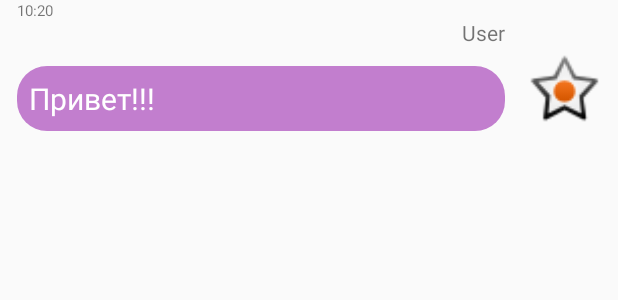
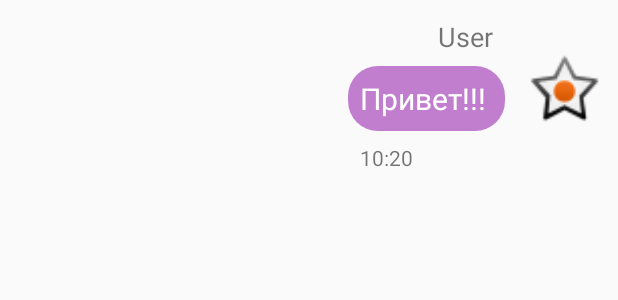
Before and after one commit to neeromeero/voice-assistant, an Android app: the layout user_message.xml on its own in the app's theme, with its tools: preview values and no code run, on a phone screen of 412 x 824 dp. Shown: the top 300 px of the screen. Run offline under Robolectric (Android 15) with nearby library versions, the phone set to English and light mode, and no system bars.

Commit message:
есть разделение на юзера и ассистента в чате +интерфейс

```diff
--- a/app/src/main/res/layout/user_message.xml
+++ b/app/src/main/res/layout/user_message.xml
@@ -17,7 +17,7 @@
 
     <TextView
         android:id="@+id/messageText"
-        android:layout_width="325dp"
+        android:layout_width="wrap_content"
         android:layout_height="wrap_content"
         android:layout_marginTop="44dp"
         android:layout_marginEnd="12dp"
@@ -25,7 +25,7 @@
         android:maxWidth="300dp"
         android:padding="8dp"
         android:text="Привет!!! "
-        android:textColor="@color/colorAccent"
+        android:textColor="#FFFFFF"
         android:textSize="20sp"
         app:layout_constraintEnd_toStartOf="@+id/imageView"
         app:layout_constraintTop_toTopOf="parent" />
@@ -36,16 +36,19 @@
         android:layout_height="wrap_content"
         android:layout_marginTop="12dp"
         android:text="User"
+        android:textSize="18sp"
+        android:layout_marginEnd="8dp"
         app:layout_constraintEnd_toEndOf="@+id/messageText"
         app:layout_constraintTop_toTopOf="parent" />
 
     <TextView
         android:id="@+id/messageTime"
-        android:layout_width="29dp"
-        android:layout_height="15dp"
+        android:layout_width="wrap_content"
+        android:layout_height="wrap_content"
         android:text="10:20"
-        android:textSize="10sp"
+        android:layout_marginStart="8dp"
+        android:layout_marginTop="8dp"
         app:layout_constraintStart_toStartOf="@+id/messageText"
-        tools:layout_editor_absoluteY="87dp" />
+        app:layout_constraintTop_toBottomOf="@+id/messageText"/>
 
 </android.support.constraint.ConstraintLayout>
```
Also changed, not shown: app/src/main/java/com/neeromeero/voiceassistant/MainActivity.java (+14 -5 lines), app/src/main/java/com/neeromeero/voiceassistant/Message.java (added, +15 -0 lines), app/src/main/java/com/neeromeero/voiceassistant/MessageController.java (added, +51 -0 lines), app/src/main/java/com/neeromeero/voiceassistant/MessageView.java (added, +26 -0 lines), app/src/main/res/layout/activity_main.xml (+11 -5 lines), app/src/main/res/layout/assistant_message.xml (+6 -5 lines).
